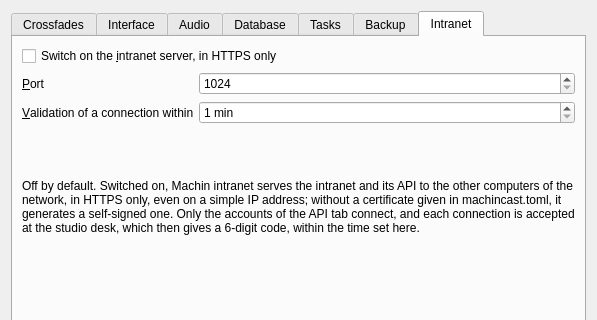
The window that src/machincast/interface/ui/preferences.ui (dascritch/machincast) describes before a commit, drawn with Qt 5; both pictures show x 0 to 597 and y 0 to 320 of the 597 by 581 pixel window.
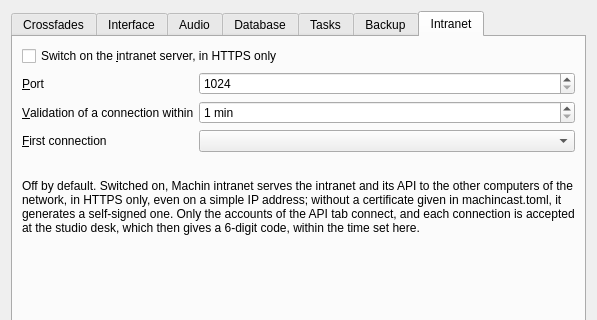
The same window after the commit. The open tabs and pages were chosen to show the change.

Commit message: feat(intranet): sécurité de la première connexion en paramètre

The edit to the form file:
```diff
--- a/src/machincast/interface/ui/preferences.ui
+++ b/src/machincast/interface/ui/preferences.ui
@@ -824,6 +824,23 @@
            </property>
           </widget>
          </item>
+         <item row="2" column="0">
+          <widget class="QLabel" name="intranet_first_login_caption">
+           <property name="text">
+            <string>&amp;First connection</string>
+           </property>
+           <property name="buddy">
+            <cstring>intranet_first_login</cstring>
+           </property>
+          </widget>
+         </item>
+         <item row="2" column="1">
+          <widget class="QComboBox" name="intranet_first_login">
+           <property name="toolTip">
+            <string>How a connection by name and password to the intranet becomes a valid session</string>
+           </property>
+          </widget>
+         </item>
         </layout>
        </item>
        <item>
```
The commit also changes 31 other files.
